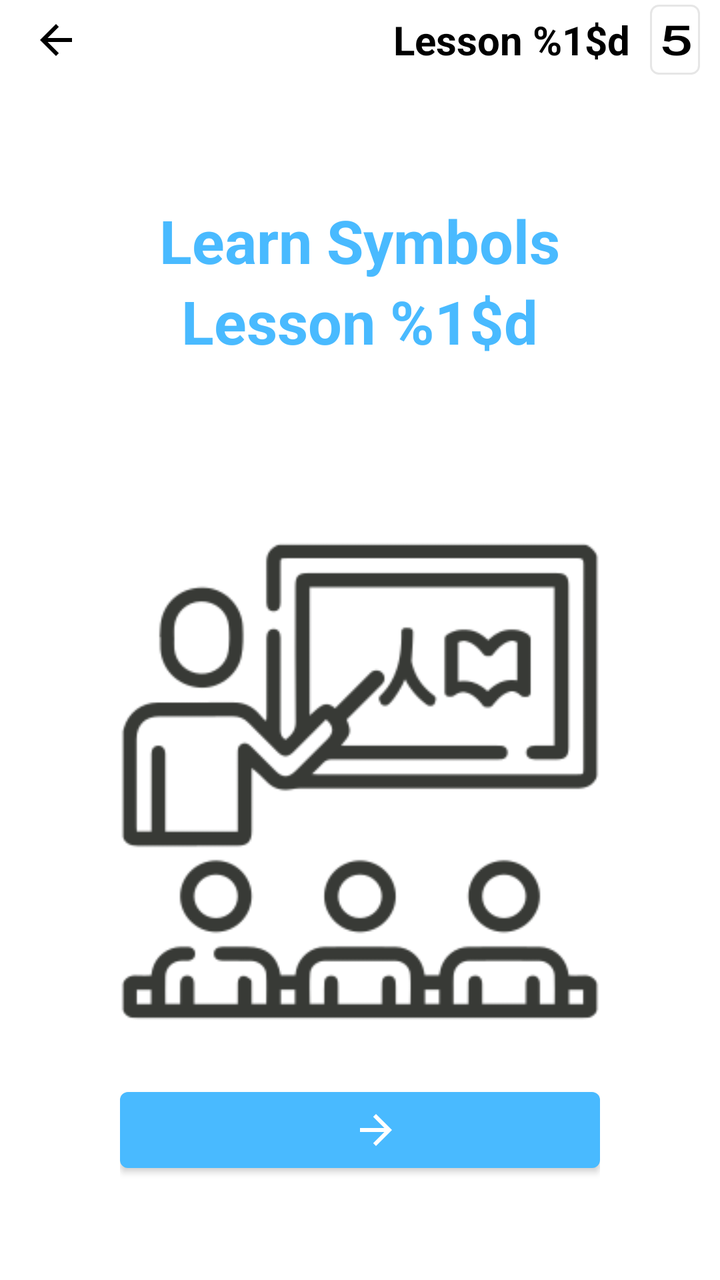
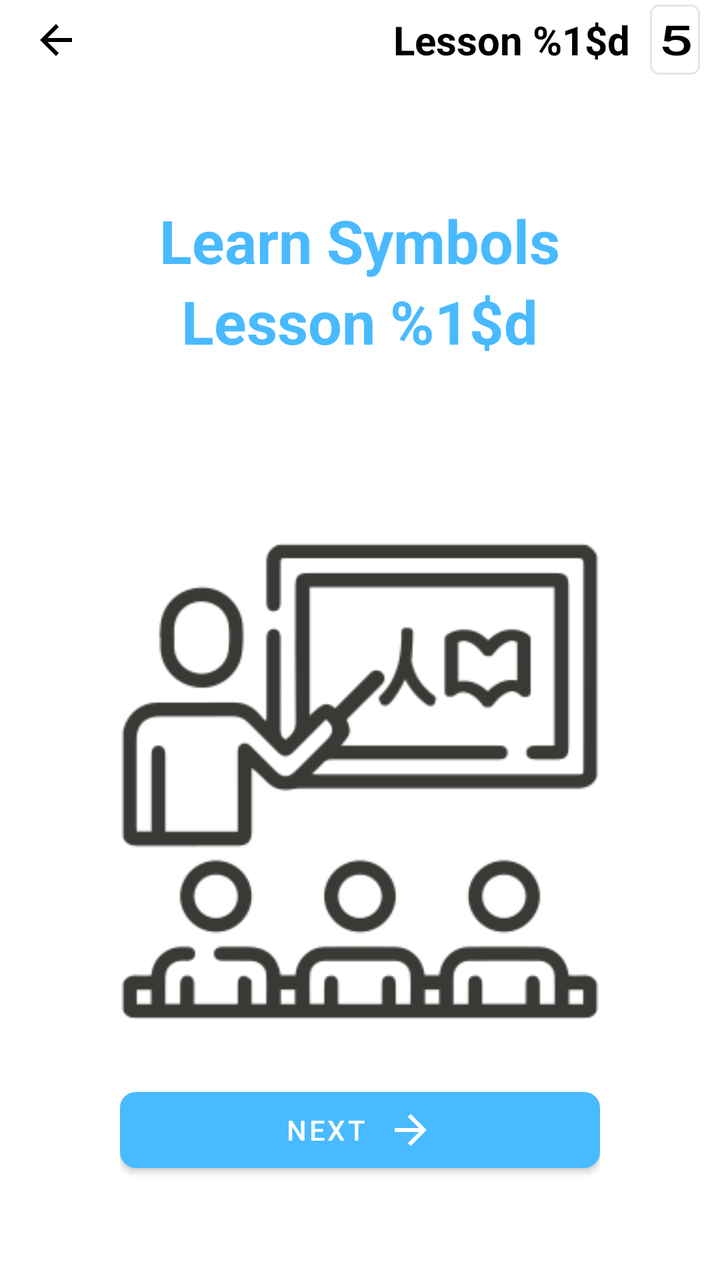

Two renders of the same Android screen: before a commit and after it. Below are the layout's source before the change and the commit's diff.
<!-- AndroidManifest.xml: application theme Theme.SUN -->
<!-- res/layout/activity_section_started.xml -->
<?xml version="1.0" encoding="utf-8"?>
<LinearLayout xmlns:android="http://schemas.android.com/apk/res/android"
    xmlns:app="http://schemas.android.com/apk/res-auto"
    android:layout_width="match_parent"
    android:layout_height="match_parent"
    xmlns:tools="http://schemas.android.com/tools"
    android:orientation="vertical"
    tools:context=".ui.activity.SectionStartActivity">

    <include android:id="@+id/top_nav_bar"
        layout="@layout/top_navigation" />

    <LinearLayout
        android:layout_width="match_parent"
        android:layout_height="wrap_content"
        android:orientation="vertical">

        <LinearLayout
            android:layout_width="match_parent"
            android:layout_height="wrap_content"
            android:orientation="vertical"
            android:gravity="center"
            android:layout_marginTop="@dimen/_50dp"
            android:paddingHorizontal="@dimen/_60dp">

            <TextView
                android:layout_width="wrap_content"
                android:layout_height="wrap_content"
                android:text="@string/learn_symbols"
                android:textSize="@dimen/_30sp"
                android:textStyle="bold"
                android:elevation="1dp"
                android:textColor="@color/primary"
                android:layout_marginTop="@dimen/_10dp"
                android:id="@+id/section_title" />

            <TextView
                android:layout_width="wrap_content"
                android:layout_height="wrap_content"
                android:text="@string/lesson_name"
                android:textSize="@dimen/_30sp"
                android:textStyle="bold"
                android:elevation="1dp"
                android:textColor="@color/primary"
                android:id="@+id/lesson_title" />

            <ImageView
                android:id="@+id/image"
                android:layout_width="wrap_content"
                android:layout_height="@dimen/_260dp"
                android:src="@drawable/ic_learn_large"
                android:layout_marginTop="@dimen/_80dp"/>

        </LinearLayout>

        <View
            android:layout_width="match_parent"
            android:layout_height="0dp"
            android:layout_weight="1" />

        <LinearLayout
            android:layout_width="match_parent"
            android:layout_height="wrap_content"
            android:orientation="horizontal"
            android:paddingHorizontal="@dimen/_60dp"
            android:layout_marginBottom="@dimen/_50dp">

            <com.google.android.material.button.MaterialButton
                android:id="@+id/start_button"
                android:layout_width="match_parent"
                android:layout_height="@dimen/_50dp"
                app:icon="@drawable/ic_arrow_right"
                app:iconPadding="@dimen/_16dp"
                app:iconGravity="textEnd" />
        </LinearLayout>

    </LinearLayout>

</LinearLayout>
<!-- res/layout/top_navigation.xml (included above) -->
<?xml version="1.0" encoding="utf-8"?>
<androidx.appcompat.widget.Toolbar
    xmlns:android="http://schemas.android.com/apk/res/android"
    xmlns:app="http://schemas.android.com/apk/res-auto"
    android:id="@+id/toolbar"
    app:navigationIcon="@drawable/ic_arrow_back"
    android:layout_width="match_parent"
    android:layout_height="@dimen/_40dp">

    <LinearLayout
        android:id="@+id/current_page"
        android:layout_width="wrap_content"
        android:layout_height="wrap_content"
        android:orientation="horizontal"
        android:layout_gravity="end"
        android:layout_marginEnd="@dimen/_10dp">

        <ImageView
            android:id="@+id/icon_image"
            android:layout_width="@dimen/_20dp"
            android:layout_height="wrap_content"
            android:src="@drawable/ic_book"
            android:adjustViewBounds="true"
            android:layout_gravity="center"
            android:layout_marginEnd="@dimen/_10dp"
            android:visibility="gone"/>

        <TextView
            android:layout_width="wrap_content"
            android:layout_height="wrap_content"
            android:text="@string/lesson_name"
            android:textSize="@dimen/_20sp"
            android:textStyle="bold"
            android:textColor="@color/black"
            android:elevation="1dp"
            android:id="@+id/page_title" />

        <TextView
            android:layout_width="wrap_content"
            android:layout_height="wrap_content"
            android:text="@string/tally_example"
            android:textSize="@dimen/_20sp"
            android:textColor="@color/black"
            android:textScaleX="1.5"
            android:elevation="1dp"
            android:layout_marginStart="@dimen/_10dp"
            android:fontFamily="@font/tally"
            android:id="@+id/tally_number"
            android:textStyle="bold"
            android:padding="@dimen/_4dp"
            android:gravity="center"
            android:background="@drawable/background_tally"/>
    </LinearLayout>
</androidx.appcompat.widget.Toolbar>
<!-- resources referenced by this layout -->
<resources>
  <color name="black">#FF000000</color>
  <color name="primary">#49BAFF</color>
  <dimen name="_10dp">10dp</dimen>
  <dimen name="_16dp">16dp</dimen>
  <dimen name="_20dp">20dp</dimen>
  <dimen name="_20sp">20sp</dimen>
  <dimen name="_260dp">260dp</dimen>
  <dimen name="_30sp">30sp</dimen>
  <dimen name="_40dp">40dp</dimen>
  <dimen name="_4dp">4dp</dimen>
  <dimen name="_50dp">50dp</dimen>
  <dimen name="_60dp">60dp</dimen>
  <dimen name="_80dp">80dp</dimen>
  <!-- drawable background_tally (drawable) -->
  <?xml version="1.0" encoding="utf-8"?>
  <shape xmlns:android="http://schemas.android.com/apk/res/android">
      <size android:width="@dimen/_22dp"/>
      <stroke
          android:width="1dp"
          android:color="@color/gray"/>
      <corners android:radius="@dimen/_4dp"/>
      <solid android:color="@color/transparent"/>
  </shape>
  <!-- drawable ic_arrow_back (drawable) -->
  <vector
      android:autoMirrored="true"
      android:height="24dp"
      android:tint="#000000"
      android:viewportHeight="24"
      android:viewportWidth="24"
      android:width="24dp"
      xmlns:android="http://schemas.android.com/apk/res/android">
      <path android:fillColor="@android:color/white" android:pathData="M20,11H7.83l5.59,-5.59L12,4l-8,8 8,8 1.41,-1.41L7.83,13H20v-2z"/>
  </vector>
  <!-- drawable ic_arrow_right (drawable) -->
  <vector
      android:autoMirrored="true"
      android:height="24dp"
      android:tint="#000000"
      android:viewportHeight="24"
      android:viewportWidth="24"
      android:width="24dp"
      xmlns:android="http://schemas.android.com/apk/res/android">
  
      <group
          android:name="rotationGroup"
          android:pivotX="12"
          android:scaleX="-1">
          <path android:fillColor="@android:color/white" android:pathData="M20,11H7.83l5.59,-5.59L12,4l-8,8 8,8 1.41,-1.41L7.83,13H20v-2z"/>
      </group>
  
  </vector>
  <!-- drawable ic_book: png bitmap (drawable, 508 bytes) -->
  <!-- drawable ic_learn_large: png bitmap (drawable, 15914 bytes) -->
  <string name="learn_symbols">Learn Symbols</string>
  <string name="lesson_name">Lesson %1$d</string>
  <string name="tally_example" translatable="false">5</string>
  <style name="Theme.SUN" parent="Base.Theme.SUN" />
  <dimen name="_22dp">22dp</dimen>
  <color name="gray">#E6E6E6</color>
  <color name="transparent">#00000000</color>
  <style name="Base.Theme.SUN" parent="Theme.MaterialComponents.Light.NoActionBar.Bridge">
          <item name="colorPrimary">@color/primary</item>
          <item name="colorPrimaryDark">@color/primary_dark</item>
          <item name="colorAccent">@color/accent</item>
          <item name="android:windowBackground">@color/white</item>
          <item name="android:statusBarColor">@color/primary</item>
      </style>
  <color name="primary_dark">#004874</color>
  <color name="accent">#00C78E</color>
  <color name="white">#FFFFFFFF</color>
</resources>

<!-- the commit's change to res/layout/activity_section_started.xml (unified diff, before → after) -->
@@ -69,9 +69,11 @@
                 android:id="@+id/start_button"
                 android:layout_width="match_parent"
                 android:layout_height="@dimen/_50dp"
+                android:text="@string/next"
                 app:icon="@drawable/ic_arrow_right"
-                app:iconPadding="@dimen/_16dp"
-                app:iconGravity="textEnd" />
+                app:iconPadding="@dimen/_10dp"
+                app:iconGravity="textEnd"
+                app:cornerRadius="@dimen/_8dp"/>
         </LinearLayout>
 
     </LinearLayout>
<!-- resource entries referenced after the edit -->
@@ -3,7 +3,6 @@
   <color name="black">#FF000000</color>
   <color name="primary">#49BAFF</color>
   <dimen name="_10dp">10dp</dimen>
-  <dimen name="_16dp">16dp</dimen>
   <dimen name="_20dp">20dp</dimen>
   <dimen name="_20sp">20sp</dimen>
   <dimen name="_260dp">260dp</dimen>
@@ -13,6 +12,7 @@
   <dimen name="_50dp">50dp</dimen>
   <dimen name="_60dp">60dp</dimen>
   <dimen name="_80dp">80dp</dimen>
+  <dimen name="_8dp">8dp</dimen>
   <!-- drawable background_tally (drawable) -->
   <?xml version="1.0" encoding="utf-8"?>
   <shape xmlns:android="http://schemas.android.com/apk/res/android">
@@ -56,6 +56,7 @@
   <!-- drawable ic_learn_large: png bitmap (drawable, 15914 bytes) -->
   <string name="learn_symbols">Learn Symbols</string>
   <string name="lesson_name">Lesson %1$d</string>
+  <string name="next">Next</string>
   <string name="tally_example" translatable="false">5</string>
   <style name="Theme.SUN" parent="Base.Theme.SUN" />
   <dimen name="_22dp">22dp</dimen>
